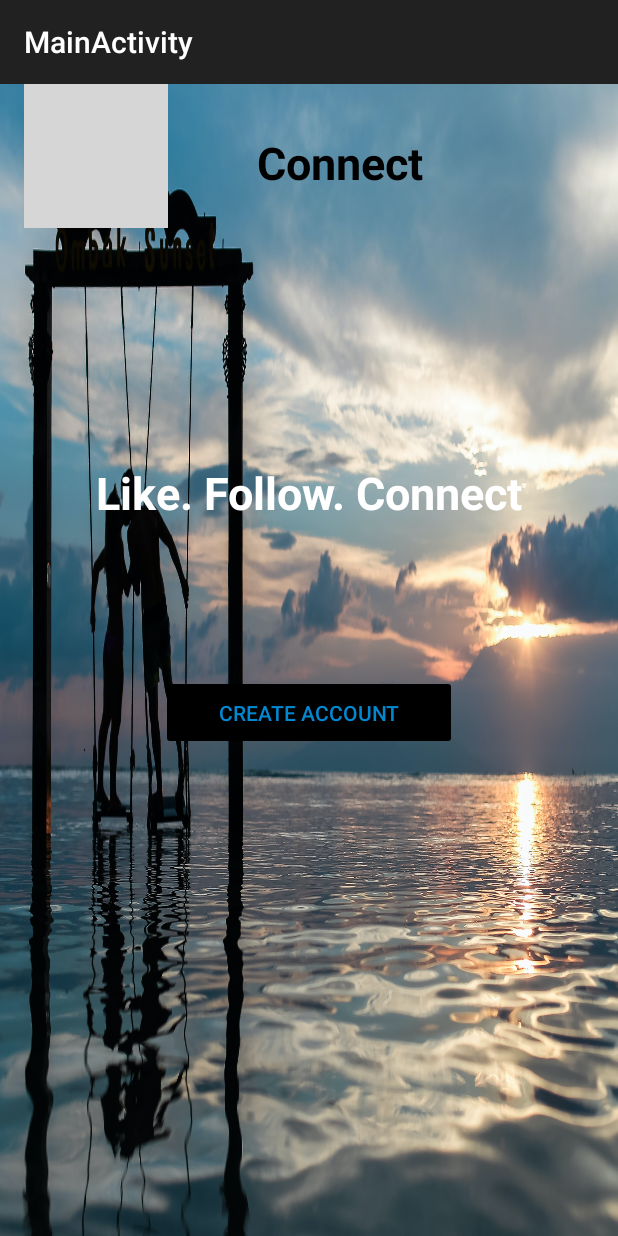
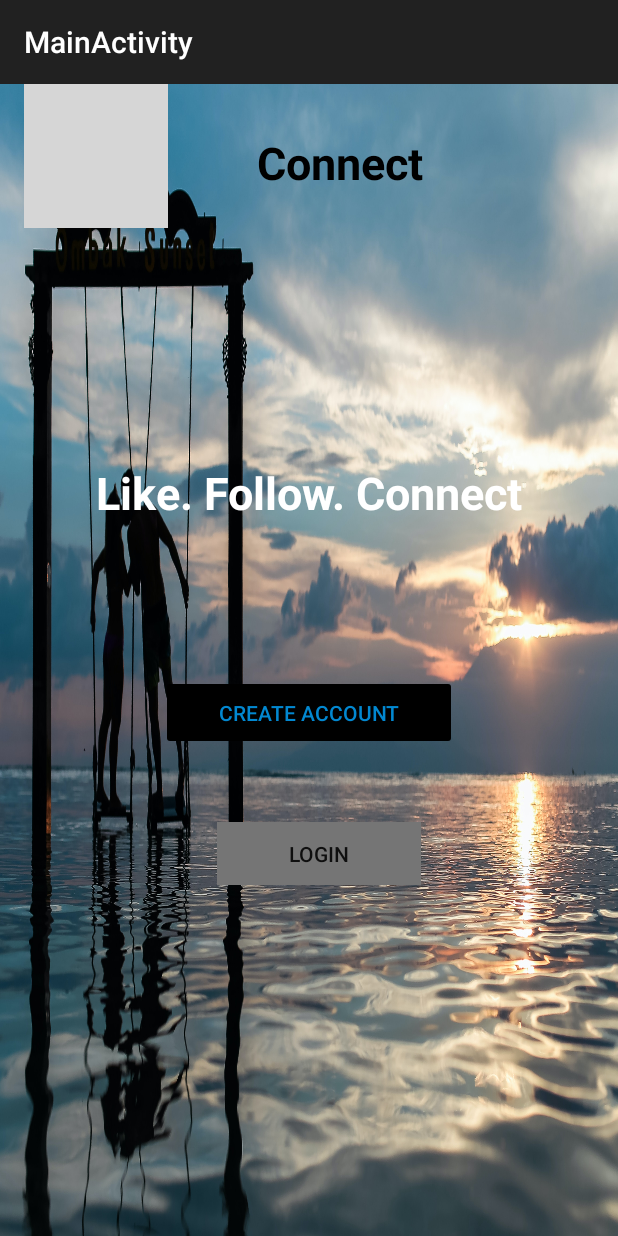
Before and after one commit to kenjoel/Letsmeet, an Android app: the screen it shows after launch (MainActivity), on a phone screen of 412 x 824 dp. Run offline under Robolectric (Android 15) with nearby library versions, the phone set to English and light mode, and no system bars; our stand-ins replace ButterKnife; Roboto replaces fonts that are not available here; grey boxes are pictures that could not be loaded.

Commit message:
added login

```diff
--- a/app/src/main/java/com/kenjoel/letsmeet/MainActivity.java
+++ b/app/src/main/java/com/kenjoel/letsmeet/MainActivity.java
@@ -14,6 +14,7 @@ import butterknife.ButterKnife;
 public class MainActivity extends AppCompatActivity implements View.OnClickListener {
 
     @BindView(R.id.creation) Button mCreateAccountButton;
+    @BindView(R.id.login) Button mLoginButtton;
 
     @Override
     protected void onCreate(Bundle savedInstanceState) {
@@ -28,8 +29,11 @@ public class MainActivity extends AppCompatActivity implements View.OnClickListe
         if(v == mCreateAccountButton){
             Intent intent = new Intent(MainActivity.this, SignupActivity.class);
             startActivity(intent);
+            Toast.makeText( MainActivity.this,"fill in your details", Toast.LENGTH_LONG).show();
+        }else if(v == mLoginButtton){
+            Intent intent = new Intent(MainActivity.this, LoginActivity.class);
+            startActivity(intent);
         }
-        Toast.makeText( MainActivity.this,"fill in your details", Toast.LENGTH_LONG).show();
     }
 
 
--- a/app/src/main/res/layout/activity_main.xml
+++ b/app/src/main/res/layout/activity_main.xml
@@ -56,4 +56,16 @@
         app:layout_constraintTop_toBottomOf="@+id/textView3"
         app:layout_constraintVertical_bias="0.238" />
 
+    <Button
+        android:id="@+id/login"
+        android:layout_width="136dp"
+        android:layout_height="42dp"
+        android:layout_marginTop="48dp"
+        android:background="@color/colorPrimary"
+        android:text="Login"
+        app:layout_constraintEnd_toEndOf="@+id/creation"
+        app:layout_constraintHorizontal_bias="0.606"
+        app:layout_constraintStart_toStartOf="@+id/creation"
+        app:layout_constraintTop_toBottomOf="@+id/creation" />
+
 </androidx.constraintlayout.widget.ConstraintLayout>
--- a/build.gradle
+++ b/build.gradle
@@ -6,6 +6,7 @@ buildscript {
     }
     dependencies {
         classpath 'com.android.tools.build:gradle:4.1.0'
+        classpath 'com.google.gms:google-services:4.3.4'
 
         // NOTE: Do not place your application dependencies here; they belong
         // in the individual module build.gradle files
```
Also changed, not shown: app/build.gradle (+7 -1 lines), app/src/main/AndroidManifest.xml (+21 -20 lines), app/src/main/java/com/kenjoel/letsmeet/LoginActivity.java (added, +14 -0 lines), app/src/main/java/com/kenjoel/letsmeet/SignupActivity.java (+55 -8 lines), app/src/main/res/layout/activity_login.xml (added, +9 -0 lines), gradle/wrapper/gradle-wrapper.properties, 2 other files.
